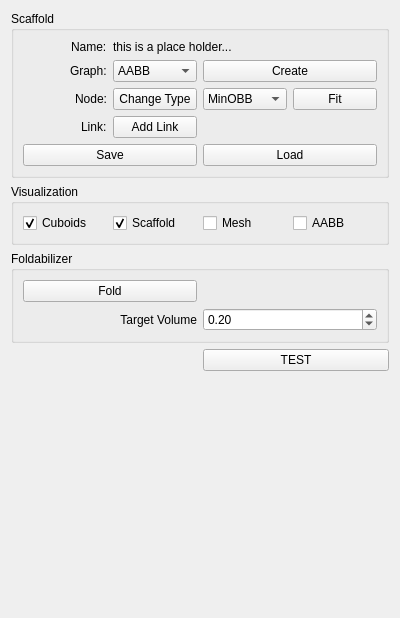
First picture: the form in FoldPlugin/FdWidget.ui, repository letienhung/fold-hcc, before the edit.
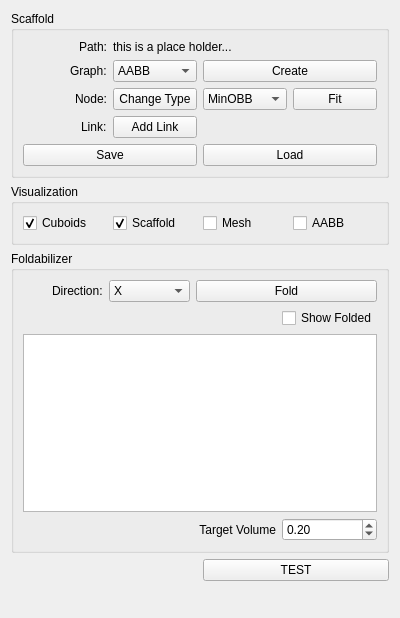
Second picture: the form after the edit.

```diff
--- a/FoldPlugin/FdWidget.ui
+++ b/FoldPlugin/FdWidget.ui
@@ -86,7 +86,7 @@
        </widget>
       </item>
       <item row="2" column="3">
-       <widget class="QComboBox" name="fitMethod">
+       <widget class="QComboBox" name="refitMethod">
         <property name="editable">
          <bool>false</bool>
         </property>
@@ -159,7 +159,7 @@
        </widget>
       </item>
       <item row="1" column="2">
-       <widget class="QComboBox" name="createMethod">
+       <widget class="QComboBox" name="fitMethod">
         <item>
          <property name="text">
           <string>AABB</string>
@@ -175,7 +175,7 @@
       <item row="0" column="1" alignment="Qt::AlignRight">
        <widget class="QLabel" name="label_4">
         <property name="text">
-         <string>Name:</string>
+         <string>Path:</string>
         </property>
        </widget>
       </item>
@@ -215,7 +215,34 @@
       <string>Foldabilizer</string>
      </property>
      <layout class="QGridLayout" name="gridLayout_4">
-      <item row="1" column="1">
+      <item row="2" column="0" colspan="4">
+       <widget class="QTableView" name="fdList"/>
+      </item>
+      <item row="3" column="2">
+       <widget class="QLabel" name="label_5">
+        <property name="text">
+         <string>Target Volume</string>
+        </property>
+        <property name="alignment">
+         <set>Qt::AlignRight|Qt::AlignTrailing|Qt::AlignVCenter</set>
+        </property>
+       </widget>
+      </item>
+      <item row="0" column="0" alignment="Qt::AlignRight">
+       <widget class="QLabel" name="label_6">
+        <property name="text">
+         <string>Direction:</string>
+        </property>
+       </widget>
+      </item>
+      <item row="1" column="3">
+       <widget class="QCheckBox" name="showFolded">
+        <property name="text">
+         <string>Show Folded</string>
+        </property>
+       </widget>
+      </item>
+      <item row="3" column="3">
        <widget class="QDoubleSpinBox" name="targetV">
         <property name="maximum">
          <double>1.000000000000000</double>
@@ -228,17 +255,31 @@
         </property>
        </widget>
       </item>
-      <item row="1" column="0">
-       <widget class="QLabel" name="label_5">
-        <property name="text">
-         <string>Target Volume</string>
-        </property>
-        <property name="alignment">
-         <set>Qt::AlignRight|Qt::AlignTrailing|Qt::AlignVCenter</set>
-        </property>
+      <item row="0" column="1">
+       <widget class="QComboBox" name="pushDirection">
+        <item>
+         <property name="text">
+          <string>X</string>
+         </property>
+        </item>
+        <item>
+         <property name="text">
+          <string>Y</string>
+         </property>
+        </item>
+        <item>
+         <property name="text">
+          <string>Z</string>
+         </property>
+        </item>
+        <item>
+         <property name="text">
+          <string>ALL</string>
+         </property>
+        </item>
        </widget>
       </item>
-      <item row="0" column="0">
+      <item row="0" column="2" colspan="2">
        <widget class="QPushButton" name="fold">
         <property name="text">
          <string>Fold</string>
```
Left out of the diff: 2 changed lines with no effect on the pictures.
